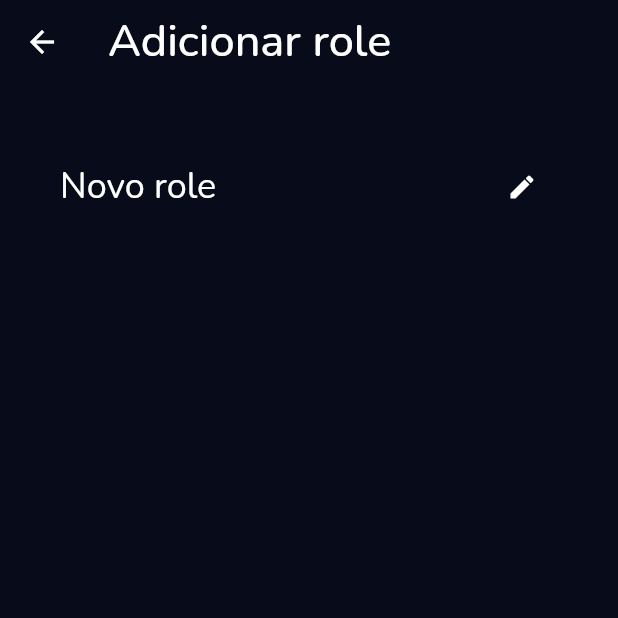
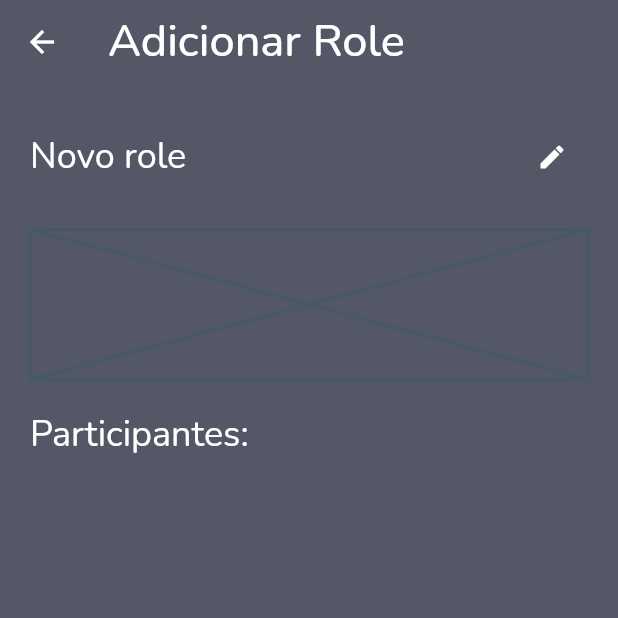
Before and after one commit to EdsonHTJ/hangout-manager, a Flutter app: the HomeScreen screen opened directly, after a tap on the "add" icon, on a phone screen of 412 x 824 dp, the top half of it. Run offline on Flutter 3.47's test engine with Material 2 defaults, Android fonts, the phone set to English and light mode, and no system bars; our stand-ins replace flutter_svg, font_awesome_flutter, google_fonts, hive, hive_flutter; missing offline and left inert: dart:ffi; accounts and stored records are empty.

```diff
--- a/lib/addhangout/addhangout.dart
+++ b/lib/addhangout/addhangout.dart
@@ -1,4 +1,6 @@
 import 'package:billmanager/components/editabletext.dart';
+import 'package:billmanager/shared/models/hangout.dart';
+import 'package:billmanager/shared/theme/theme.dart';
 import 'package:flutter/material.dart';
 
 class AddHangoutScreen extends StatefulWidget {
@@ -12,17 +14,25 @@ class _AddHangoutScreenState extends State<AddHangoutScreen> {
   final TextEditingController _nameController =
       TextEditingController(text: "Novo role");
   bool _isEditable = false;
+  Hangout hangout = Hangout("");
 
   @override
   Widget build(BuildContext context) {
+    hangout = ModalRoute.of(context)!.settings.arguments as Hangout;
+
+    var title = 'Adicionar Role';
+    if (hangout.name != "") {
+      title = 'Editar Role';
+      _nameController.text = hangout.name;
+    }
     return Scaffold(
       appBar: AppBar(
-        title: const Text('Adicionar role', style: TextStyle(fontSize: 30)),
+        title: Text(title, style: const TextStyle(fontSize: 30)),
         shadowColor: Colors.transparent,
         backgroundColor: Colors.transparent,
       ),
       body: Padding(
-        padding: const EdgeInsets.all(40.0),
+        padding: const EdgeInsets.all(20.0),
         child: Column(
           crossAxisAlignment: CrossAxisAlignment.start,
           mainAxisAlignment: MainAxisAlignment.start,
@@ -36,6 +46,8 @@ class _AddHangoutScreenState extends State<AddHangoutScreen> {
                 ),
                 const Spacer(),
                 IconButton(
+                  splashColor: Colors.transparent,
+                  highlightColor: Colors.transparent,
                   onPressed: () {
                     setState(() {
                       _isEditable = !_isEditable;
@@ -49,6 +61,14 @@ class _AddHangoutScreenState extends State<AddHangoutScreen> {
                 ),
               ],
             ),
+            const SizedBox(height: 20),
+            const Placeholder(
+              fallbackHeight: 100,
+              fallbackWidth: 200,
+            ),
+            const SizedBox(height: 20),
+            Text("Participantes:", style: appTheme.textTheme.bodyLarge),
+            const Spacer(),
           ],
         ),
       ),
--- a/lib/components/editabletext.dart
+++ b/lib/components/editabletext.dart
@@ -1,3 +1,4 @@
+import 'package:billmanager/shared/theme/colors.dart';
 import 'package:billmanager/shared/theme/theme.dart';
 import 'package:flutter/material.dart';
 
@@ -12,8 +13,14 @@ class EditableTextWidget extends StatelessWidget {
   @override
   Widget build(BuildContext context) {
     var decorationEnabled = const InputDecoration(
-      border: UnderlineInputBorder(),
-    );
+        hoverColor: AppColors.buttonPrimaryColor,
+        focusedBorder: UnderlineInputBorder(
+          borderSide: BorderSide(color: AppColors.buttonPrimaryColor),
+        ),
+        border: UnderlineInputBorder(
+          borderSide: BorderSide(color: AppColors.buttonPrimaryColor),
+        ),
+        fillColor: AppColors.buttonPrimaryColor);
 
     //Input decoration with no border
     var decorationDisabeled = const InputDecoration(border: InputBorder.none);
--- a/lib/home/home.dart
+++ b/lib/home/home.dart
@@ -14,14 +14,14 @@ class HomeScreen extends StatefulWidget {
 }
 
 class _HomeScreenState extends State<HomeScreen> {
-  List<Hangout> hangouts = [];
+  Iterable<Hangout> hangouts = [];
 
   _HomeScreenState() {
     fetchHangouts();
   }
 
   void fetchHangouts() async {
-    var hangouts = await DataBase.readRangouts();
+    var hangouts = await DataBase.readRangoutsIterable();
     setState(() {
       this.hangouts = hangouts;
     });
@@ -47,7 +47,13 @@ class _HomeScreenState extends State<HomeScreen> {
               ListView(
                 shrinkWrap: true,
                 children: hangouts
-                    .map((hangout) => HangoutItemWidget(hangout: hangout))
+                    .map((hangout) => GestureDetector(
+                          child: HangoutItemWidget(hangout: hangout),
+                          onTap: () => {
+                            Navigator.pushNamed(context, "/addhangout",
+                                arguments: hangout)
+                          },
+                        ))
                     .toList(),
               ),
             ],
@@ -57,7 +63,7 @@ class _HomeScreenState extends State<HomeScreen> {
         floatingActionButton: FloatingActionButton(
           backgroundColor: AppColors.buttonPrimaryColor,
           onPressed: () {
-            Navigator.pushNamed(context, "/addhangout");
+            Navigator.pushNamed(context, "/addhangout", arguments: Hangout(""));
           },
           child: const Icon(Icons.add),
         ));
--- a/lib/main.dart
+++ b/lib/main.dart
@@ -15,17 +15,17 @@ void main() {
 void testDb() async {
   await DataBase.init();
   await DataBase.cleanAll();
-  var h = Hangout(0, "teste");
+  var h = Hangout("teste");
   h.insertPerson(
       Person(id: 0, name: "Aderas", imgPath: "", payed: 200, shouldPay: 300));
 
   h.insertPerson(
       Person(id: 1, name: "Edson", imgPath: "", payed: 200, shouldPay: 300));
 
-  var h2 = Hangout(1, "teste2");
+  var h2 = Hangout("teste2");
   h2.insertPerson(
       Person(id: 0, name: "Aderas", imgPath: "", payed: 200, shouldPay: 300));
-  var h3 = Hangout(2, "teste3");
+  var h3 = Hangout("teste3");
 
   h.insertItem(Item(name: "Churras", payer: 1));
   h2.date = DateTime.now().subtract(const Duration(days: 1));
--- a/lib/shared/db/hive.dart
+++ b/lib/shared/db/hive.dart
@@ -18,7 +18,7 @@ class DataBase {
 
   static insertHangout(Hangout h) async {
     var hs = await Hive.openBox<Hangout>(_hangoutBox);
-    await hs.put(h.name, h);
+    await hs.put(h.getHangoutKey(), h);
     await hs.close();
   }
 
@@ -35,6 +35,21 @@ class DataBase {
     return hList;
   }
 
+  static Future<Iterable<Hangout>> readRangoutsIterable() async {
+    var hBox = await Hive.openBox<Hangout>(_hangoutBox);
+    var dList = hBox.values;
+    await hBox.close();
+
+    return dList;
+  }
+
+  static Future<Hangout> readHangout(String name) async {
+    var hBox = await Hive.openBox<Hangout>(_hangoutBox);
+    var hangout = hBox.get(name);
+    await hBox.close();
+    return hangout!;
+  }
+
   static deleteHangout(String name) async {
     var hBox = await Hive.openBox<Hangout>(_hangoutBox);
     await hBox.delete(name);
--- a/lib/shared/models/hangout.dart
+++ b/lib/shared/models/hangout.dart
@@ -7,19 +7,17 @@ part 'hangout.g.dart';
 @HiveType(typeId: 3)
 class Hangout {
   @HiveField(0)
-  final int id;
+  String name;
   @HiveField(1)
-  String name;
+  final List<Person> persons = [];
   @HiveField(2)
-  final List<Person> persons = [];
+  final List<Item> items = [];
   @HiveField(3)
-  final List<Item> items = [];
+  String imgPath = "";
   @HiveField(4)
-  String imgPath = "";
-  @HiveField(5)
-  DateTime? date;
+  DateTime date = DateTime.now();
 
-  Hangout(this.id, this.name) {
+  Hangout(this.name) {
     date = DateTime.now();
   }
 
@@ -38,4 +36,9 @@ class Hangout {
   void insertItem(Item i) {
     items.add(i);
   }
+
+  String getHangoutKey() {
+    //Calculate the hash of the hangout based on name and date
+    return name + date.millisecond.toString();
+  }
 }
--- a/lib/shared/theme/colors.dart
+++ b/lib/shared/theme/colors.dart
@@ -3,6 +3,6 @@ import 'package:flutter/material.dart';
 class AppColors {
   static const buttonPrimaryColor = Color.fromARGB(255, 239, 163, 22);
   static const buttonPressedColor = Color.fromARGB(255, 206, 136, 7);
-  static const backgroundColor = Color(0xFF080c1a);
+  static const backgroundColor = Color.fromARGB(172, 0, 6, 28);
   static const cardColor = Color.fromARGB(255, 206, 136, 7);
 }
```
Also changed, not shown: lib/shared/models/hangout.g.dart.
